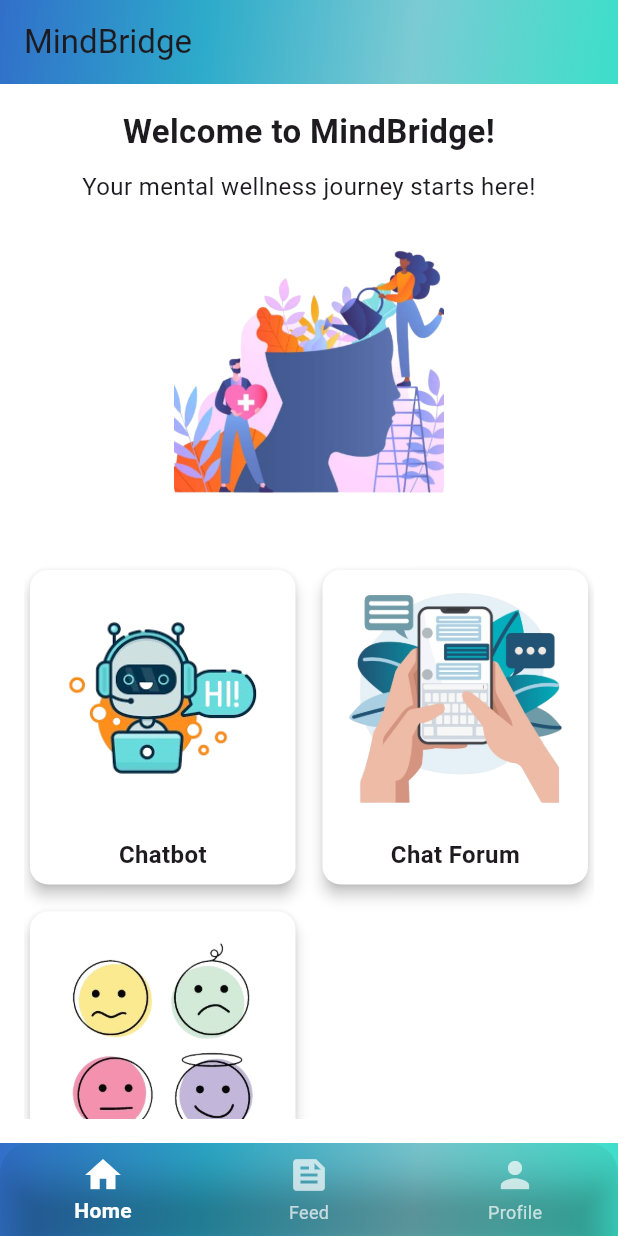
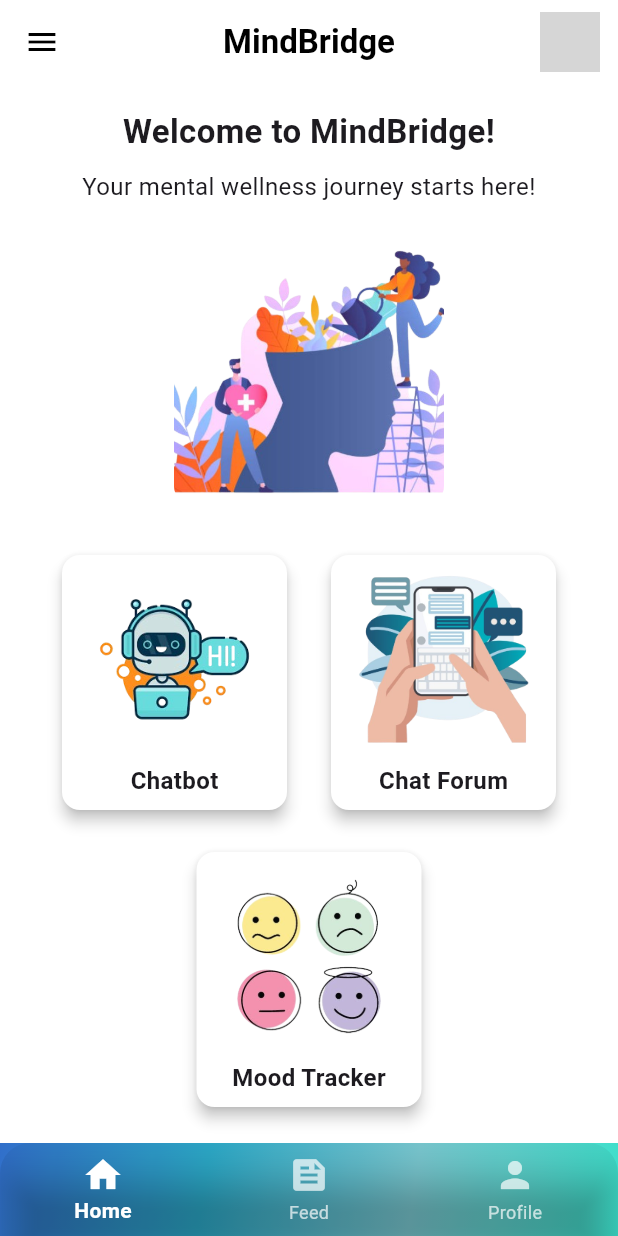
Before and after one commit to Ranumi123/SDGP, a Flutter app: the screen it shows after launch, on a phone screen of 412 x 824 dp. Run offline on Flutter 3.47's test engine with Material 3 defaults, Android fonts, the phone set to English and light mode, and no system bars; grey boxes are pictures that could not be loaded.

Commit message:
Updated the appbar

```diff
--- a/lib/home_page.dart
+++ b/lib/home_page.dart
@@ -24,23 +24,30 @@ class _HomePageState extends State<HomePage> {
   @override
   Widget build(BuildContext context) {
     return Scaffold(
-      backgroundColor: Colors.white, // Changed to white
-      appBar: PreferredSize(
-        preferredSize: Size.fromHeight(kToolbarHeight),
-        child: Container(
-          decoration: BoxDecoration(
-            gradient: LinearGradient(
-              colors: [Color(0xFF316FCA), Color(0xFF2DABCA), Color(0xFF7BCBD3), Color(0xFF3CDFCA)],
-              begin: Alignment.topLeft,
-              end: Alignment.bottomRight,
+      backgroundColor: Colors.white, // Background color set to white
+      appBar: AppBar(
+        backgroundColor: Colors.white, // AppBar white color
+        elevation: 0, // No shadow
+        leading: IconButton(
+          icon: Icon(Icons.menu, color: Colors.black), // Black menu icon
+          onPressed: () {
+            // Add your menu action here
+          },
+        ),
+        title: Text(
+          'MindBridge',
+          style: TextStyle(color: Colors.black, fontWeight: FontWeight.bold),
+        ),
+        centerTitle: true,
+        actions: [
+          Padding(
+            padding: const EdgeInsets.only(right: 12.0),
+            child: CircleAvatar(
+              backgroundImage: AssetImage('assets/images/logo.png'), // Replace with your logo
+              radius: 20,
             ),
           ),
-          child: AppBar(
-            title: Text('MindBridge'),
-            backgroundColor: Colors.transparent,
-            elevation: 0,
-          ),
-        ),
+        ],
       ),
       body: Padding(
         padding: const EdgeInsets.all(16.0),
@@ -82,49 +89,24 @@ class _HomePageState extends State<HomePage> {
 
             // Feature Cards (Chatbot, Chat Forum, Mood Tracker)
             Expanded(
-              child: GridView.builder(
-                padding: EdgeInsets.only(top: 10),
-                itemCount: 3,
-                gridDelegate: SliverGridDelegateWithFixedCrossAxisCount(
-                  crossAxisCount: 2,
-                  crossAxisSpacing: 10,
-                  mainAxisSpacing: 10,
-                  childAspectRatio: 0.85,
-                ),
-                itemBuilder: (context, index) {
-                  List<Map<String, String>> features = [
-                    {"title": "Chatbot", "image": "assets/images/chatbot.png", "route": "/chatbot"},
-                    {"title": "Chat Forum", "image": "assets/images/chat_forum.png", "route": "/chatforum"},
-                    {"title": "Mood Tracker", "image": "assets/images/mood_tracker.png", "route": "/moodtracker"},
-                  ];
+              child: Column(
+                children: [
+                  // First Row: Chatbot & Chat Forum
+                  Row(
+                    mainAxisAlignment: MainAxisAlignment.spaceEvenly,
+                    children: [
+                      _buildFeatureCard("Chatbot", "assets/images/chatbot.png", "/chatbot"),
+                      _buildFeatureCard("Chat Forum", "assets/images/chat_forum.png", "/chatforum"),
+                    ],
+                  ),
 
-                  return GestureDetector(
-                    onTap: () => Navigator.pushNamed(context, features[index]["route"]!),
-                    child: Card(
-                      shape: RoundedRectangleBorder(borderRadius: BorderRadius.circular(12)),
-                      elevation: 4,
-                      color: Colors.white,
-                      child: Column(
-                        crossAxisAlignment: CrossAxisAlignment.center,
-                        children: [
-                          Expanded(
-                            child: Padding(
-                              padding: const EdgeInsets.all(8.0),
-                              child: Image.asset(features[index]["image"]!, fit: BoxFit.cover),
-                            ),
-                          ),
-                          Padding(
-                            padding: const EdgeInsets.symmetric(vertical: 8),
-                            child: Text(
-                              features[index]["title"]!,
-                              style: TextStyle(fontSize: 16, fontWeight: FontWeight.bold),
-                            ),
-                          ),
-                        ],
-                      ),
-                    ),
-                  );
-                },
+                  SizedBox(height: 20),
+
+                  // Centered Mood Tracker Card
+                  Center(
+                    child: _buildFeatureCard("Mood Tracker", "assets/images/mood_tracker.png", "/moodtracker"),
+                  ),
+                ],
               ),
             ),
           ],
@@ -136,4 +118,34 @@ class _HomePageState extends State<HomePage> {
       ),
     );
   }
+
+  // Widget for Feature Cards
+  Widget _buildFeatureCard(String title, String imagePath, String route) {
+    return GestureDetector(
+      onTap: () => Navigator.pushNamed(context, route),
+      child: Card(
+        shape: RoundedRectangleBorder(borderRadius: BorderRadius.circular(12)),
+        elevation: 4,
+        color: Colors.white,
+        child: Container(
+          width: 150, // Adjust width for layout balance
+          height: 170, // Adjust height
+          padding: EdgeInsets.all(8),
+          child: Column(
+            crossAxisAlignment: CrossAxisAlignment.center,
+            children: [
+              Expanded(
+                child: Image.asset(imagePath, fit: BoxFit.cover),
+              ),
+              SizedBox(height: 8),
+              Text(
+                title,
+                style: TextStyle(fontSize: 16, fontWeight: FontWeight.bold),
+              ),
+            ],
+          ),
+        ),
+      ),
+    );
+  }
 }
```
